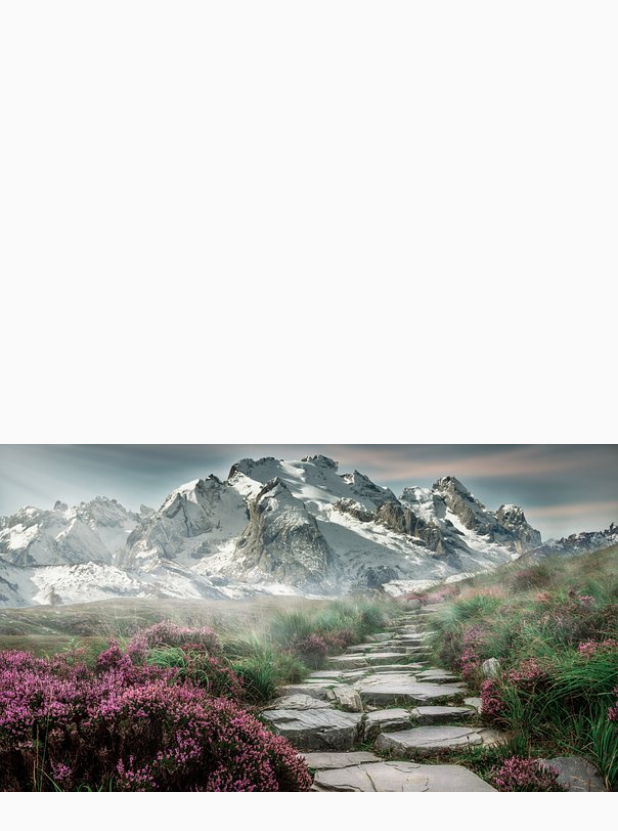
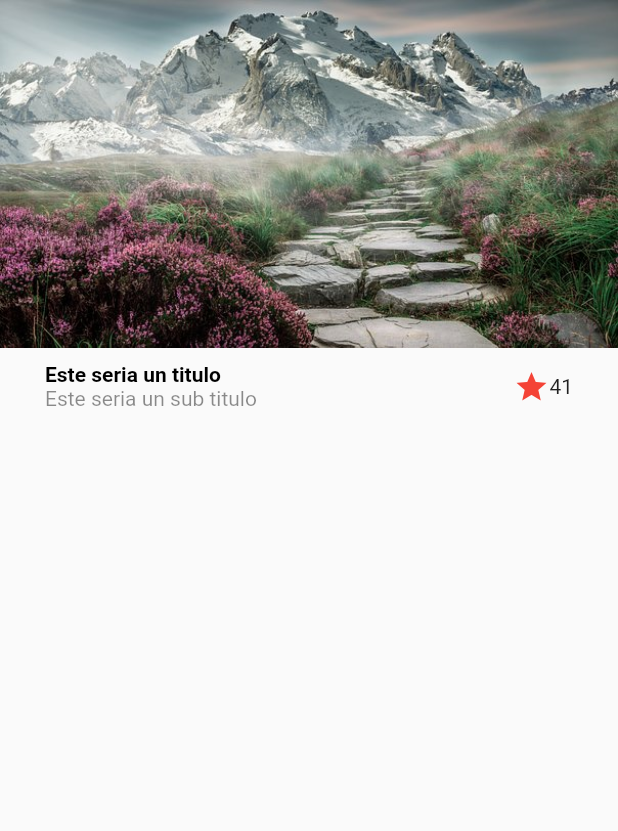
Before and after one commit to jsemalvarez/flutter-desings, a Flutter app: the screen it shows after launch, on a phone screen of 412 x 824 dp. Shown: the top 831 px of the screen. Run offline on Flutter 3.47's test engine with Material 2 defaults, Android fonts, the phone set to English and light mode, and no system bars.

Commit message:
diseño basico - parte 2

```diff
--- a/lib/screens/basic_desing.dart
+++ b/lib/screens/basic_desing.dart
@@ -5,9 +5,49 @@ class BasicDesingScreen extends StatelessWidget {
 
   @override
   Widget build(BuildContext context) {
-    return const Scaffold(
-      body: Center(
-        child: Image(image: AssetImage('assets/landscape.jpg')),
+    return Scaffold(
+        body: Column(
+      children: const [
+        Image(image: AssetImage('assets/landscape.jpg')),
+        Title()
+      ],
+    ));
+  }
+}
+
+class Title extends StatelessWidget {
+  const Title({
+    Key? key,
+  }) : super(key: key);
+
+  @override
+  Widget build(BuildContext context) {
+    return Container(
+      padding: const EdgeInsets.symmetric(horizontal: 30, vertical: 10),
+      child: Row(
+        mainAxisAlignment: MainAxisAlignment.spaceBetween,
+        children: [
+          Column(
+            crossAxisAlignment: CrossAxisAlignment.start,
+            children: const [
+              Text(
+                'Este seria un titulo',
+                style:
+                    TextStyle(fontWeight: FontWeight.bold, color: Colors.black),
+              ),
+              Text(
+                'Este seria un sub titulo',
+                style: TextStyle(color: Colors.black45),
+              ),
+            ],
+          ),
+          Expanded(child: Container()),
+          const Icon(
+            Icons.star,
+            color: Colors.red,
+          ),
+          const Text('41')
+        ],
       ),
     );
   }
```
